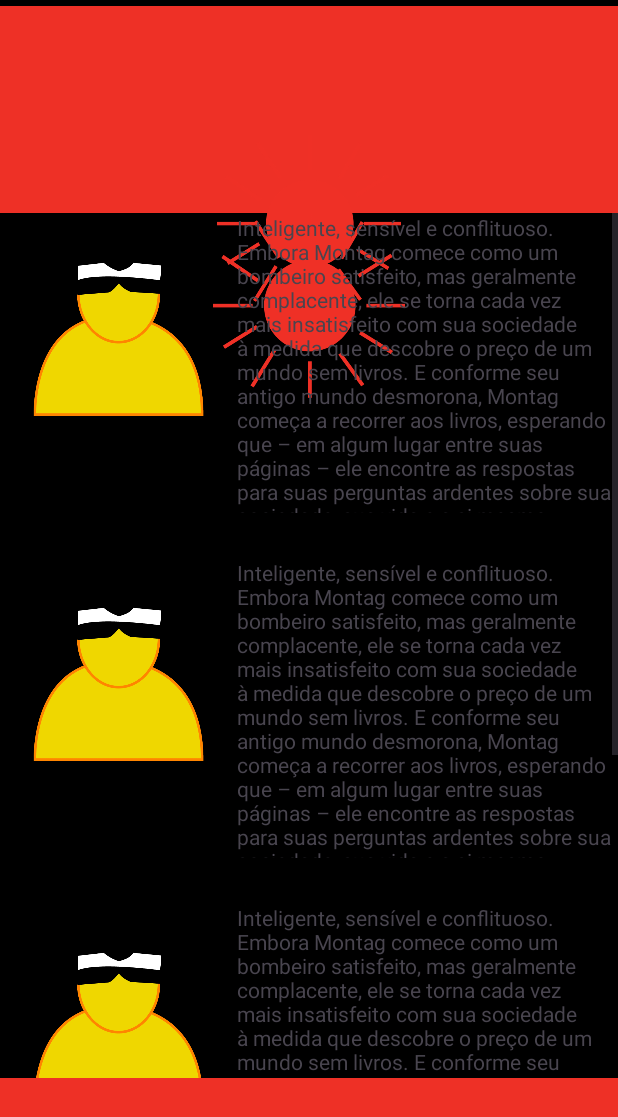
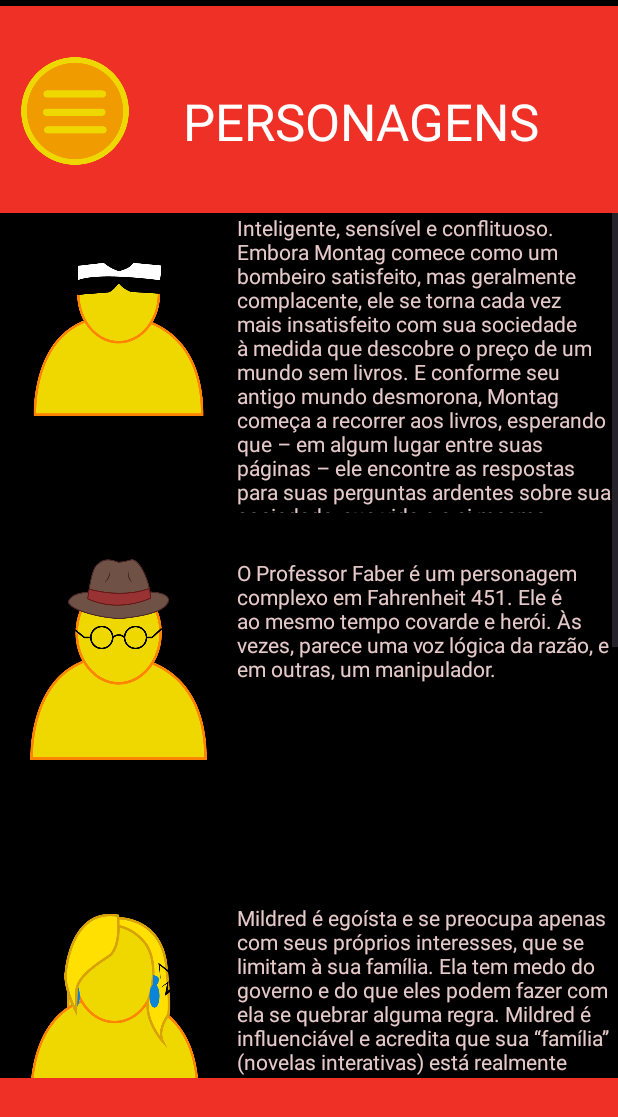
Before and after one commit to Arthurmp07/Applivros, an Android app: the Page1Activity screen opened directly, with no data from a screen before it, on a phone screen of 412 x 824 dp. Shown: the top 1117 px of the screen. Run offline under Robolectric (Android 15) with nearby library versions, the light colour scheme and no system bars.

Commit message:
Commit Personanges

```diff
--- a/src/main/res/layout/activity_page1.xml
+++ b/src/main/res/layout/activity_page1.xml
@@ -28,37 +28,14 @@
         app:layout_constraintEnd_toEndOf="parent"
         app:layout_constraintStart_toStartOf="parent" />
 
-    <ImageView
-        android:id="@+id/imageView3"
-        android:layout_width="128dp"
-        android:layout_height="118dp"
+    <ScrollView
+        android:id="@+id/scrollView2"
+        android:layout_width="0dp"
+        android:layout_height="0dp"
         app:layout_constraintBottom_toTopOf="@+id/view4"
         app:layout_constraintEnd_toEndOf="parent"
-        app:layout_constraintHorizontal_bias="0.5"
         app:layout_constraintStart_toStartOf="parent"
-        app:layout_constraintTop_toTopOf="parent"
-        app:layout_constraintVertical_bias="0.15"
-        app:srcCompat="@drawable/sol_vermelho" />
-
-    <ImageView
-        android:id="@+id/imageView4"
-        android:layout_width="128dp"
-        android:layout_height="123dp"
-        app:layout_constraintBottom_toBottomOf="@+id/view4"
-        app:layout_constraintEnd_toEndOf="parent"
-        app:layout_constraintHorizontal_bias="0.5"
-        app:layout_constraintStart_toStartOf="parent"
-        app:layout_constraintTop_toBottomOf="@+id/view3"
-        app:layout_constraintVertical_bias="0.0"
-        app:srcCompat="@drawable/sol_vermelho" />
-
-    <ScrollView
-        android:layout_width="0dp"
-        android:layout_height="0dp"
-        app:layout_constraintTop_toBottomOf="@+id/view3"
-        app:layout_constraintBottom_toTopOf="@+id/view4"
-        app:layout_constraintStart_toStartOf="parent"
-        app:layout_constraintEnd_toEndOf="parent">
+        app:layout_constraintTop_toBottomOf="@+id/view3">
 
         <LinearLayout
             android:layout_width="match_parent"
@@ -70,91 +47,161 @@
                 android:layout_height="wrap_content">
 
                 <TableRow
-                    android:layout_width="136dp"
-                    android:layout_height="199dp">
+                    android:layout_width="match_parent"
+                    android:layout_height="match_parent">
+
                     <Space
                         android:layout_width="20dp"
                         android:layout_height="wrap_content" />
+
                     <ImageView
                         android:layout_width="118dp"
                         android:layout_height="195dp"
                         android:paddingBottom="60dp"
                         app:srcCompat="@drawable/guy_icone" />
+
                     <Space
                         android:layout_width="20dp"
                         android:layout_height="wrap_content" />
+
                     <TextView
                         android:layout_width="250dp"
                         android:layout_height="230dp"
                         android:paddingBottom="30dp"
-                        android:text="@string/pers_1" />
+                        android:text="@string/pers_1"
+                        android:textColor="#E6C9C9" />
                 </TableRow>
 
                 <TableRow
                     android:layout_width="136dp"
                     android:layout_height="199dp">
+
                     <Space
                         android:layout_width="20dp"
                         android:layout_height="wrap_content" />
+
                     <ImageView
                         android:layout_width="118dp"
                         android:layout_height="195dp"
                         android:paddingBottom="60dp"
-                        app:srcCompat="@drawable/guy_icone" />
+                        app:srcCompat="@drawable/prof_icone" />
+
                     <Space
                         android:layout_width="20dp"
                         android:layout_height="wrap_content" />
+
                     <TextView
                         android:layout_width="250dp"
                         android:layout_height="230dp"
                         android:paddingBottom="30dp"
-                        android:text="Inteligente, sensível e conflituoso. Embora Montag comece como um bombeiro satisfeito, mas geralmente complacente, ele se torna cada vez mais insatisfeito com sua sociedade à medida que descobre o preço de um mundo sem livros. E conforme seu antigo mundo desmorona, Montag começa a recorrer aos livros, esperando que – em algum lugar entre suas páginas – ele encontre as respostas para suas perguntas ardentes sobre sua sociedade, sua vida e a si mesmo." />
+                        android:text="@string/pers_5"
+                        android:textColor="#E6C9C9" />
+                </TableRow>
+
+                <TableRow
+                    android:layout_width="match_parent"
+                    android:layout_height="match_parent">
+
+                    <Space
+                        android:layout_width="20dp"
+                        android:layout_height="wrap_content" />
+
+                    <ImageView
+                        android:layout_width="118dp"
+                        android:layout_height="195dp"
+                        android:paddingBottom="60dp"
+                        app:srcCompat="@drawable/mildred_icone" />
+
+                    <Space
+                        android:layout_width="20dp"
+                        android:layout_height="wrap_content" />
+
+                    <TextView
+                        android:layout_width="250dp"
+                        android:layout_height="230dp"
+                        android:paddingBottom="30dp"
+                        android:text="@string/pers_2"
+                        android:textColor="#E6C9C9" />
                 </TableRow>
 
                 <TableRow
                     android:layout_width="136dp"
                     android:layout_height="199dp">
+
                     <Space
                         android:layout_width="20dp"
                         android:layout_height="wrap_content" />
+
                     <ImageView
                         android:layout_width="118dp"
                         android:layout_height="195dp"
                         android:paddingBottom="60dp"
-                        app:srcCompat="@drawable/guy_icone" />
+                        app:srcCompat="@drawable/clarisse_cone" />
+
                     <Space
                         android:layout_width="20dp"
                         android:layout_height="wrap_content" />
+
                     <TextView
                         android:layout_width="250dp"
                         android:layout_height="230dp"
                         android:paddingBottom="30dp"
-                        android:text="Inteligente, sensível e conflituoso. Embora Montag comece como um bombeiro satisfeito, mas geralmente complacente, ele se torna cada vez mais insatisfeito com sua sociedade à medida que descobre o preço de um mundo sem livros. E conforme seu antigo mundo desmorona, Montag começa a recorrer aos livros, esperando que – em algum lugar entre suas páginas – ele encontre as respostas para suas perguntas ardentes sobre sua sociedade, sua vida e a si mesmo." />
+                        android:text="@string/pers_3"
+                        android:textColor="#E6C9C9" />
                 </TableRow>
 
                 <TableRow
                     android:layout_width="136dp"
                     android:layout_height="199dp">
+
                     <Space
                         android:layout_width="20dp"
                         android:layout_height="wrap_content" />
+
                     <ImageView
                         android:layout_width="118dp"
                         android:layout_height="195dp"
                         android:paddingBottom="60dp"
-                        app:srcCompat="@drawable/guy_icone" />
+                        app:srcCompat="@drawable/cap_icone" />
+
                     <Space
                         android:layout_width="20dp"
                         android:layout_height="wrap_content" />
+
                     <TextView
                         android:layout_width="250dp"
                         android:layout_height="230dp"
                         android:paddingBottom="30dp"
-                        android:text="Inteligente, sensível e conflituoso. Embora Montag comece como um bombeiro satisfeito, mas geralmente complacente, ele se torna cada vez mais insatisfeito com sua sociedade à medida que descobre o preço de um mundo sem livros. E conforme seu antigo mundo desmorona, Montag começa a recorrer aos livros, esperando que – em algum lugar entre suas páginas – ele encontre as respostas para suas perguntas ardentes sobre sua sociedade, sua vida e a si mesmo." />
+                        android:text="@string/pers_4"
+                        android:textColor="#E6C9C9" />
+
                 </TableRow>
 
             </TableLayout>
         </LinearLayout>
     </ScrollView>
 
+    <TextView
+        android:id="@+id/textView19"
+        android:layout_width="302dp"
+        android:layout_height="129dp"
+        android:layout_marginTop="16dp"
+        android:layout_marginEnd="20dp"
+        android:gravity="center"
+        android:text="PERSONAGENS"
+        android:textColor="#FFFFFF"
+        android:textSize="34sp"
+        app:layout_constraintEnd_toEndOf="parent"
+        app:layout_constraintTop_toTopOf="parent" />
+
+    <ImageView
+        android:id="@+id/imageView17"
+        android:layout_width="72dp"
+        android:layout_height="88dp"
+        android:layout_marginEnd="4dp"
+        android:layout_marginBottom="24dp"
+        app:layout_constraintBottom_toBottomOf="@+id/view3"
+        app:layout_constraintEnd_toStartOf="@+id/textView19"
+        app:srcCompat="@drawable/menu" />
+
 </androidx.constraintlayout.widget.ConstraintLayout>
--- a/src/main/res/layout/activity_page4.xml
+++ b/src/main/res/layout/activity_page4.xml
@@ -97,7 +97,7 @@
         android:layout_height="131dp"
         android:layout_marginStart="32dp"
         android:layout_marginTop="48dp"
-        android:text="Lorem ipsum dolor sit amet, consectetur adipiscing elit. Duis pellentesque id elit ut feugiat. Nulla vulputate purus et magna porta condimentum. Cras accumsan quis elit eget condimentum. Nulla rhoncus nec nibh sit amet porttitor. Sed tristique nibh ac "
+        android:text="Dirigido por François Truffaut, este filme foi a primeira adaptação cinematográfica de Fahrenheit 451. Estreando em 1966, foi um marco por ser o primeiro e único filme em inglês dirigido por Truffaut. O filme segue de perto o enredo do livro, com Oskar Werner no papel de Guy Montag e Julie Christie em um papel duplo como Mildred e Clarisse. A visão de Truffaut para o filme foi marcante, utilizando uma estética minimalista e simbólica para capturar a natureza opressiva da sociedade sem livros. Embora tenha recebido críticas mistas na época de seu lançamento, o filme é hoje considerado um clássico do cinema de ficção científica. "
         android:textAlignment="center"
         android:textColor="#FFFFFF"
         app:layout_constraintBottom_toBottomOf="@+id/imageView10"
@@ -190,40 +190,37 @@
         android:id="@+id/imageView13"
         android:layout_width="61dp"
         android:layout_height="57dp"
-        android:layout_marginStart="20dp"
+        android:layout_marginStart="28dp"
         app:layout_constraintBottom_toBottomOf="@+id/view3"
         app:layout_constraintStart_toStartOf="@+id/view3"
         app:layout_constraintTop_toTopOf="parent"
-        app:layout_constraintVertical_bias="0.228"
+        app:layout_constraintVertical_bias="0.471"
         app:srcCompat="@drawable/menu" />
 
     <TextView
         android:id="@+id/textView10"
         android:layout_width="37dp"
         android:layout_height="44dp"
-        android:layout_marginStart="24dp"
+        android:layout_marginBottom="50dp"
         android:text="+"
         android:textAlignment="center"
         android:textColor="#FDFDFD"
         android:textSize="34sp"
-        app:layout_constraintBottom_toTopOf="@+id/imageView3"
-        app:layout_constraintStart_toEndOf="@+id/imageView13"
-        app:layout_constraintTop_toTopOf="@+id/view3"
-        app:layout_constraintVertical_bias="1.0" />
+        app:layout_constraintBottom_toBottomOf="@+id/view3"
+        app:layout_constraintEnd_toStartOf="@+id/textView11"
+        app:layout_constraintStart_toEndOf="@+id/imageView13" />
 
     <TextView
         android:id="@+id/textView11"
         android:layout_width="wrap_content"
         android:layout_height="wrap_content"
-        android:layout_marginStart="60dp"
+        android:layout_marginBottom="56dp"
         android:text="INFORMACOES"
         android:textColor="#FFFF00"
         android:textSize="20sp"
-        app:layout_constraintBottom_toTopOf="@+id/imageView3"
+        app:layout_constraintBottom_toBottomOf="@+id/view3"
         app:layout_constraintEnd_toEndOf="@+id/view3"
-        app:layout_constraintHorizontal_bias="0.015"
-        app:layout_constraintStart_toEndOf="@+id/imageView13"
-        app:layout_constraintTop_toTopOf="parent"
-        app:layout_constraintVertical_bias="0.822" />
+        app:layout_constraintHorizontal_bias="0.369"
+        app:layout_constraintStart_toEndOf="@+id/imageView13" />
 
 </androidx.constraintlayout.widget.ConstraintLayout>
--- a/src/main/res/values/strings.xml
+++ b/src/main/res/values/strings.xml
@@ -1,8 +1,8 @@
 <resources>
     <string name="app_name">LivroApp</string>
     <string name="pers_1">Inteligente, sensível e conflituoso. Embora Montag comece como um bombeiro satisfeito, mas geralmente complacente, ele se torna cada vez mais insatisfeito com sua sociedade à medida que descobre o preço de um mundo sem livros. E conforme seu antigo mundo desmorona, Montag começa a recorrer aos livros, esperando que – em algum lugar entre suas páginas – ele encontre as respostas para suas perguntas ardentes sobre sua sociedade, sua vida e a si mesmo. </string>
-    <string name="pers_2">Inteligente, sensível e conflituoso. Embora Montag comece como um bombeiro satisfeito, mas geralmente complacente, ele se torna cada vez mais insatisfeito com sua sociedade à medida que descobre o preço de um mundo sem livros. E conforme seu antigo mundo desmorona, Montag começa a recorrer aos livros, esperando que – em algum lugar entre suas páginas – ele encontre as respostas para suas perguntas ardentes sobre sua sociedade, sua vida e a si mesmo. </string>
-    <string name="pers_3">Inteligente, sensível e conflituoso. Embora Montag comece como um bombeiro satisfeito, mas geralmente complacente, ele se torna cada vez mais insatisfeito com sua sociedade à medida que descobre o preço de um mundo sem livros. E conforme seu antigo mundo desmorona, Montag começa a recorrer aos livros, esperando que – em algum lugar entre suas páginas – ele encontre as respostas para suas perguntas ardentes sobre sua sociedade, sua vida e a si mesmo. </string>
-    <string name="pers_4">Inteligente, sensível e conflituoso. Embora Montag comece como um bombeiro satisfeito, mas geralmente complacente, ele se torna cada vez mais insatisfeito com sua sociedade à medida que descobre o preço de um mundo sem livros. E conforme seu antigo mundo desmorona, Montag começa a recorrer aos livros, esperando que – em algum lugar entre suas páginas – ele encontre as respostas para suas perguntas ardentes sobre sua sociedade, sua vida e a si mesmo. </string>
-    <string name="pers_5                                                                ">Inteligente, sensível e conflituoso. Embora Montag comece como um bombeiro satisfeito, mas geralmente complacente, ele se torna cada vez mais insatisfeito com sua sociedade à medida que descobre o preço de um mundo sem livros. E conforme seu antigo mundo desmorona, Montag começa a recorrer aos livros, esperando que – em algum lugar entre suas páginas – ele encontre as respostas para suas perguntas ardentes sobre sua sociedade, sua vida e a si mesmo. </string>
+    <string name="pers_2">Mildred é egoísta e se preocupa apenas com seus próprios interesses, que se limitam à sua família. Ela tem medo do governo e do que eles podem fazer com ela se quebrar alguma regra. Mildred é influenciável e acredita que sua “família” (novelas interativas) está realmente conversando com ela.</string>
+    <string name="pers_3">Clarisse é uma personagem inquisitiva, instigante, inteligente e otimista. Sua impressão duradoura em Montag afetou imensamente o desenvolvimento do personagem e o romance como um todo. Ela foi o fósforo que acendeu a vela da autoconsciência na mente de Guy Montag e uma das razões para sua sobrevivência.</string>
+    <string name="pers_4">O Capitão Beatty parece ser um líder forte, cuidadoso e conhecedor em Fahrenheit 451. Ele mantém um controle rígido sob seus rapazes na brigada de incêndio e sob a comunidade, que acredita estar protegendo e mantendo feliz por meio da censura.</string>
+    <string name="pers_5">O Professor Faber é um personagem complexo em Fahrenheit 451. Ele é ao mesmo tempo covarde e herói. Às vezes, parece uma voz lógica da razão, e em outras, um manipulador.</string>
 </resources>
```
Also changed, not shown: src/main/res/drawable/cap_icone.png (added), src/main/res/drawable/clarisse_cone.png (added), src/main/res/drawable/prof_icone.png (added), 1 other file.
